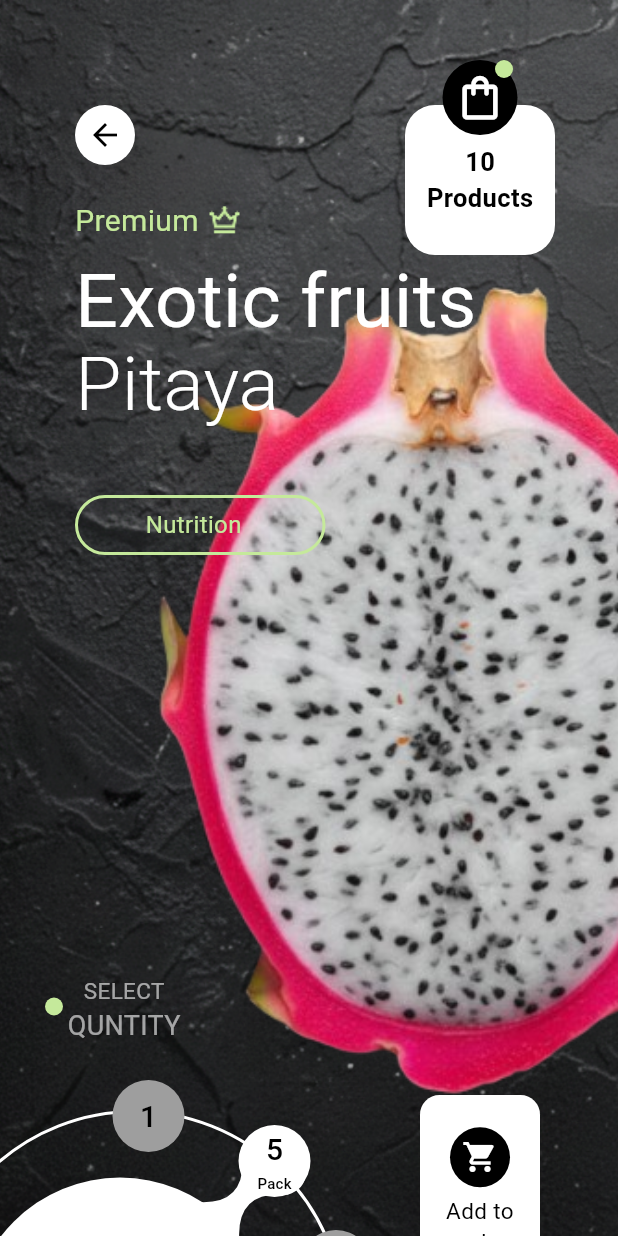
After one commit to ahmed-khaled56/task2, a Flutter app: the Home2View screen opened directly, after a tap on "Pitaya", on a phone screen of 412 x 824 dp. The commit adds this screen. Run offline on Flutter 3.47's test engine with Material 3 defaults, Android fonts, the phone set to English and light mode, and no system bars.

Commit message:
FINISH screen number 6

```diff
--- /dev/null
+++ b/lib/features/fruits/presentations/views/details2_view.dart
@@ -0,0 +1,11 @@
+import 'package:flutter/material.dart';
+import 'package:taske2/features/fruits/presentations/views/widgets/details2_view_body.dart';
+
+class Details2View extends StatelessWidget {
+  const Details2View({super.key});
+
+  @override
+  Widget build(BuildContext context) {
+    return Scaffold(body: Details2ViewBody());
+  }
+}
--- a/lib/features/fruits/presentations/views/widgets/custom2_card.dart
+++ b/lib/features/fruits/presentations/views/widgets/custom2_card.dart
@@ -1,4 +1,5 @@
 import 'package:flutter/material.dart';
+import 'package:taske2/features/fruits/presentations/views/widgets/details2_view_body.dart';
 
 class custom2Card extends StatelessWidget {
   final String name;
@@ -16,23 +17,7 @@ class custom2Card extends StatelessWidget {
           mainAxisAlignment: MainAxisAlignment.center,
           children: [
             Text(name, style: TextStyle(fontSize: 20, color: Colors.white)),
-            Row(
-              children: [
-                Text(
-                  "Premium ",
-
-                  style: TextStyle(
-                    fontSize: 20,
-                    color: Color.fromARGB(255, 197, 233, 155),
-                  ),
-                ),
-
-                Image(
-                  color: Color.fromARGB(255, 197, 233, 155),
-                  image: AssetImage("lib/cores/assets/images/crown.png"),
-                ),
-              ],
-            ),
+            CustomPremium(),
             Text(price, style: TextStyle(fontSize: 20, color: Colors.white)),
           ],
         ),
--- /dev/null
+++ b/lib/features/fruits/presentations/views/widgets/customSelect.dart
@@ -0,0 +1,24 @@
+import 'package:flutter/material.dart';
+
+class Customselect extends CustomPainter {
+  @override
+  void paint(Canvas canvas, Size size) {
+    final h = size.height;
+    final w = size.width;
+    final path = Path();
+    path.moveTo(1.3 * w / 5, 4 * h / 6);
+    path.quadraticBezierTo(w * .6, h / 2, 1.32 * w / 5, 2 * h / 6); //
+    path.quadraticBezierTo(w * .2, h * .2, w / 2, h / 6);
+    path.quadraticBezierTo(w * .8, .2 * h, 3.5 * w / 5, 2 * h / 6);
+    path.quadraticBezierTo(w * .4, h / 2, 3.8 * w / 5, 4 * h / 6); //
+    path.close();
+
+    final paint = Paint()..color = Colors.white;
+    canvas.drawPath(path, paint);
+  }
+
+  @override
+  bool shouldRepaint(covariant CustomPainter oldDelegate) {
+    return false;
+  }
+}
--- /dev/null
+++ b/lib/features/fruits/presentations/views/widgets/details2_view_body.dart
@@ -0,0 +1,314 @@
+import 'package:flutter/material.dart';
+import 'package:taske2/features/fruits/presentations/views/widgets/customSelect.dart';
+import 'package:taske2/features/fruits/presentations/views/widgets/custom_peper.dart';
+
+class Details2ViewBody extends StatelessWidget {
+  const Details2ViewBody({super.key});
+
+  @override
+  Widget build(BuildContext context) {
+    return Stack(
+      children: [
+        Image(
+          fit: BoxFit.cover,
+
+          width: double.infinity,
+          height: MediaQuery.sizeOf(context).height,
+          image: AssetImage("lib/cores/assets/images/back2.png"),
+        ),
+
+        Positioned(
+          top: 90,
+          left: 100,
+          child: Image(
+            fit: BoxFit.fitWidth,
+
+            width: 400,
+            height: 700,
+            image: AssetImage("lib/cores/assets/images/dragon.png"),
+          ),
+        ),
+
+        Positioned(top: 70, left: 270, child: customNote()),
+
+        Positioned(top: 40, left: 295, child: customBag()),
+        Positioned(
+          top: 40,
+          left: 330,
+          child: CircleAvatar(
+            radius: 6,
+            backgroundColor: const Color.fromARGB(255, 197, 233, 155),
+          ),
+        ),
+        Positioned(
+          top: 70,
+          left: 50,
+          child: CircleAvatar(
+            radius: 20,
+            backgroundColor: Colors.white,
+            child: Icon(color: Colors.black, Icons.arrow_back),
+          ),
+        ),
+        Positioned(top: 133, left: 50, child: CustomPremium()),
+        Positioned(
+          top: 165,
+          left: 50,
+          child: Text(
+            "Exotic fruits",
+            style: TextStyle(fontSize: 50, color: Colors.white),
+          ),
+        ),
+
+        Positioned(
+          top: 220,
+          left: 50,
+          child: Text(
+            "Pitaya",
+            style: TextStyle(
+              fontWeight: FontWeight.w300,
+              fontSize: 50,
+              color: Colors.white,
+            ),
+          ),
+        ),
+        Positioned(top: 330, left: 50, right: 195, child: CustomButton()),
+
+        Positioned(
+          top: 665,
+          left: 30,
+          child: CircleAvatar(
+            radius: 6,
+            backgroundColor: const Color.fromARGB(255, 197, 233, 155),
+          ),
+        ),
+        Positioned(
+          top: 650,
+          left: 45,
+          child: Column(
+            children: [
+              Text(
+                "SELECT",
+                style: TextStyle(fontSize: 15, color: Colors.white60),
+              ),
+              Text(
+                "QUNTITY",
+                style: TextStyle(fontSize: 18, color: Colors.white60),
+              ),
+            ],
+          ),
+        ),
+        Positioned(top: 730, left: 280, child: CustomCrat()),
+
+        Positioned(
+          top: 740,
+          left: -50,
+          child: CircleAvatar(
+            radius: 140,
+            backgroundColor: Colors.transparent,
+            child: Container(
+              decoration: BoxDecoration(
+                shape: BoxShape.circle,
+                border: Border.all(color: Colors.white, width: 2),
+              ),
+            ),
+          ),
+        ),
+        Positioned(
+          top: 785,
+          left: -20,
+          child: CircleAvatar(
+            child: Padding(
+              padding: const EdgeInsets.only(top: 60),
+              child: Column(
+                //mainAxisAlignment: MainAxisAlignment.center,
+                children: [
+                  Text(
+                    "£24,5",
+                    style: TextStyle(
+                      fontWeight: FontWeight.bold,
+                      color: Colors.black,
+                      fontSize: 30,
+                    ),
+                  ),
+                  Text(
+                    "5 Pack",
+                    style: TextStyle(color: Colors.black, fontSize: 13),
+                  ),
+                ],
+              ),
+            ),
+            radius: 100,
+            backgroundColor: Colors.white,
+          ),
+        ),
+
+        Positioned(
+          top: 720,
+          left: 75,
+          child: CircleAvatar(
+            child: Text(
+              "1",
+              style: TextStyle(fontSize: 20, color: Colors.black),
+            ),
+            radius: 24,
+            backgroundColor: Colors.grey,
+          ),
+        ),
+        Positioned(
+          top: 820,
+          left: 200,
+          child: CircleAvatar(
+            child: Column(
+              mainAxisAlignment: MainAxisAlignment.center,
+              children: [
+                Text("10", style: TextStyle(fontSize: 20, color: Colors.black)),
+                Text(
+                  "Pack",
+                  style: TextStyle(fontSize: 10, color: Colors.black),
+                ),
+              ],
+            ),
+            radius: 24,
+            backgroundColor: Colors.grey,
+          ),
+        ),
+        Positioned(
+          top: 725,
+          left: 110,
+          child: Transform.rotate(
+            angle: 45 * 3.1415926535 / 180,
+            child: SizedBox(
+              width: 100,
+              height: 150,
+              child: CustomPaint(painter: Customselect()),
+            ),
+          ),
+        ),
+        Positioned(
+          top: 750,
+          left: 159,
+          child: CircleAvatar(
+            child: Padding(
+              padding: const EdgeInsets.symmetric(vertical: 1.5),
+              child: Column(
+                mainAxisAlignment: MainAxisAlignment.center,
+                children: [
+                  Text(
+                    "5",
+                    style: TextStyle(fontSize: 20, color: Colors.black),
+                  ),
+                  Text(
+                    "Pack",
+                    style: TextStyle(fontSize: 10, color: Colors.black),
+                  ),
+                ],
+              ),
+            ),
+            radius: 24,
+            backgroundColor: Colors.white,
+          ),
+        ),
+      ],
+    );
+  }
+}
+
+class CustomCrat extends StatelessWidget {
+  const CustomCrat({super.key});
+
+  @override
+  Widget build(BuildContext context) {
+    return Container(
+      width: 80,
+      height: 130,
+      decoration: BoxDecoration(
+        color: Colors.white,
+        borderRadius: BorderRadius.circular(13),
+      ),
+      child: Center(
+        child: Column(
+          crossAxisAlignment: CrossAxisAlignment.center,
+          mainAxisAlignment: MainAxisAlignment.center,
+          children: [
+            CircleAvatar(
+              radius: 20,
+              backgroundColor: Colors.black,
+              child: Center(
+                child: Icon(color: Colors.white, Icons.shopping_cart),
+              ),
+            ),
+            Padding(
+              padding: const EdgeInsets.only(top: 5),
+              child: Center(
+                child: Text(
+                  "Add to order",
+                  maxLines: 2,
+                  textAlign: TextAlign.center,
+                  style: TextStyle(fontSize: 15, color: Colors.black),
+                ),
+              ),
+            ),
+          ],
+        ),
+      ),
+    );
+  }
+}
+
+class CustomButton extends StatelessWidget {
+  const CustomButton({super.key});
+
+  @override
+  Widget build(BuildContext context) {
+    return SizedBox(
+      height: 40,
+      child: GestureDetector(
+        onTap: () {},
+        child: Container(
+          alignment: Alignment.centerLeft,
+          padding: const EdgeInsets.only(left: 45),
+          decoration: BoxDecoration(
+            borderRadius: BorderRadius.circular(30),
+            border: Border.all(
+              color: const Color.fromARGB(255, 197, 233, 155),
+              width: 2,
+            ),
+            color: Colors.white.withOpacity(0),
+          ),
+          child: const Text(
+            "Nutrition",
+            style: TextStyle(
+              color: Color.fromARGB(255, 197, 233, 155),
+              fontSize: 16,
+            ),
+          ),
+        ),
+      ),
+    );
+  }
+}
+
+class CustomPremium extends StatelessWidget {
+  const CustomPremium({super.key});
+
+  @override
+  Widget build(BuildContext context) {
+    return Row(
+      children: [
+        Text(
+          "Premium ",
+
+          style: TextStyle(
+            fontSize: 20,
+            color: Color.fromARGB(255, 197, 233, 155),
+          ),
+        ),
+
+        Image(
+          color: Color.fromARGB(255, 197, 233, 155),
+          image: AssetImage("lib/cores/assets/images/crown.png"),
+        ),
+      ],
+    );
+  }
+}
--- a/lib/features/fruits/presentations/views/widgets/home2_view_body.dart
+++ b/lib/features/fruits/presentations/views/widgets/home2_view_body.dart
@@ -1,6 +1,7 @@
 import 'dart:ui';
 
 import 'package:flutter/material.dart';
+import 'package:taske2/features/fruits/presentations/views/details2_view.dart';
 import 'package:taske2/features/fruits/presentations/views/widgets/custom2_card.dart';
 import 'package:taske2/features/fruits/presentations/views/widgets/customRow.dart';
 import 'package:taske2/features/fruits/presentations/views/widgets/custom_bottom_bar.dart';
@@ -15,6 +16,13 @@ class Home2ViewBody extends StatelessWidget {
   Widget build(BuildContext context) {
     return Stack(
       children: [
+        Image(
+          fit: BoxFit.cover,
+
+          width: double.infinity,
+          height: MediaQuery.sizeOf(context).height,
+          image: AssetImage("lib/cores/assets/images/back1.png"),
+        ),
         Positioned(top: 70, left: 270, child: customNote()),
 
         Positioned(top: 40, left: 295, child: customBag()),
@@ -33,7 +41,15 @@ class Home2ViewBody extends StatelessWidget {
         Positioned(
           top: 400,
           left: 50,
-          child: custom2Card(name: "Pitaya", price: "£4.95"),
+          child: GestureDetector(
+            onTap: () {
+              Navigator.push(
+                context,
+                MaterialPageRoute(builder: (context) => Details2View()),
+              );
+            },
+            child: custom2Card(name: "Pitaya", price: "£4.95"),
+          ),
         ),
         Positioned(
           top: 520,
@@ -53,10 +69,18 @@ class Home2ViewBody extends StatelessWidget {
         Positioned(
           top: 270,
           left: 20,
-          child: Image(
-            width: 220,
-            height: 220,
-            image: AssetImage("lib/cores/assets/images/dragonfruit.png"),
+          child: GestureDetector(
+            onTap: () {
+              Navigator.push(
+                context,
+                MaterialPageRoute(builder: (context) => Details2View()),
+              );
+            },
+            child: Image(
+              width: 220,
+              height: 220,
+              image: AssetImage("lib/cores/assets/images/dragonfruit.png"),
+            ),
           ),
         ),
         Positioned(
```
Also changed, not shown: lib/cores/assets/images/back.jpg (added), lib/cores/assets/images/back1.png (added), lib/cores/assets/images/back2.png (added), lib/cores/assets/images/dragon.png (added).
